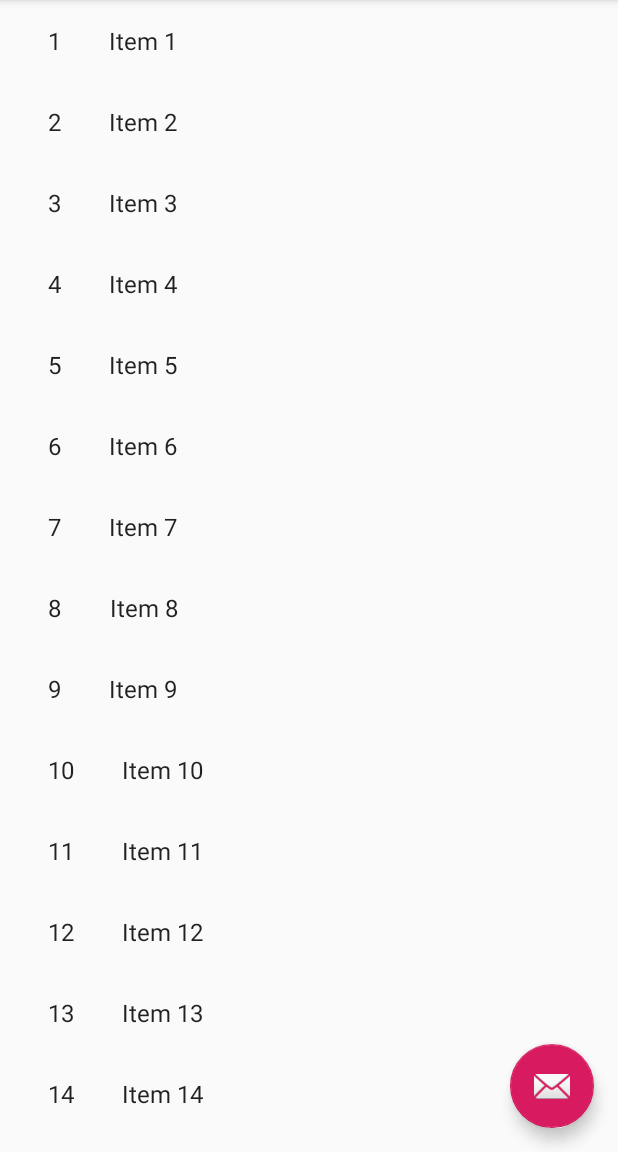
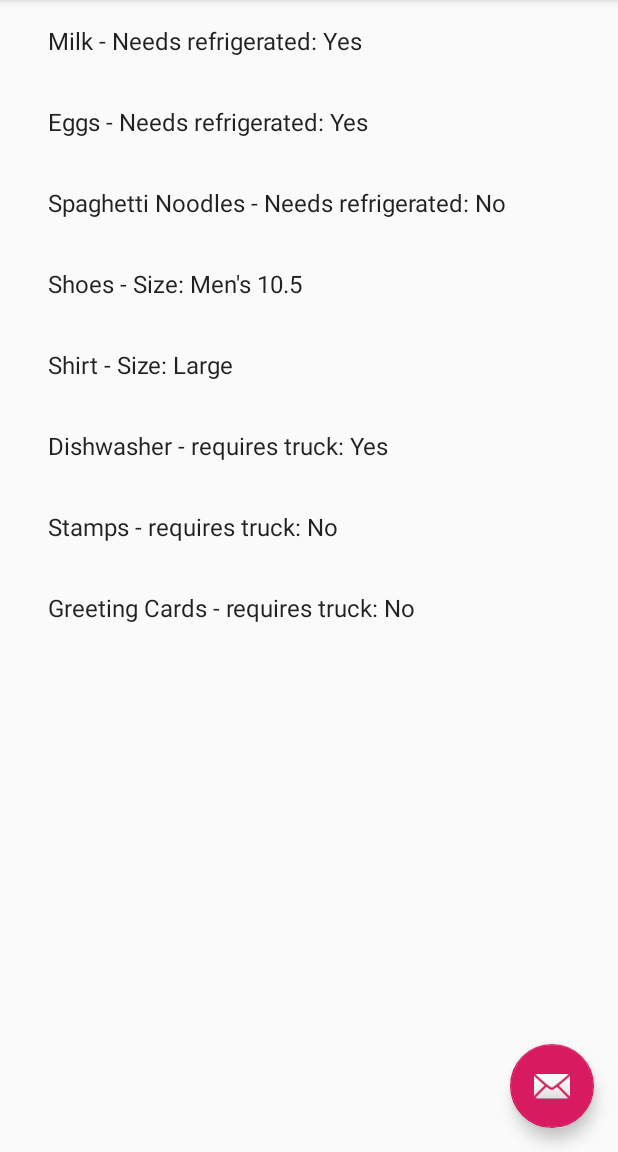
Before and after one commit to bloominstituteoftechnology/Android_Inheritance_Shopping, an Android app: the screen it shows after launch (ItemListActivity), on a phone screen of 412 x 824 dp, the part 84-1236 px from its top. Run offline under Robolectric (Android 15) with nearby library versions, the phone set to English and light mode, and no system bars.

Commit message:
Test data now displays.  Details view does not work.

```diff
--- a/app/src/main/java/com/example/jacob/android_inheritance_shopping/Clothing.java
+++ b/app/src/main/java/com/example/jacob/android_inheritance_shopping/Clothing.java
@@ -3,8 +3,8 @@ package com.example.jacob.android_inheritance_shopping;
 public class Clothing extends ShoppingItem {
     private String size;
 
-    protected Clothing(int colorId, String name, String size) {
-        super(colorId, name);
+    public Clothing(int id, int colorId, String name, String size) {
+        super(id, colorId, name);
         this.size = size;
         this.colorId = (R.color.colorClothing);
     }
--- a/app/src/main/java/com/example/jacob/android_inheritance_shopping/Grocery.java
+++ b/app/src/main/java/com/example/jacob/android_inheritance_shopping/Grocery.java
@@ -5,8 +5,8 @@ import android.support.v4.content.res.ResourcesCompat;
 public class Grocery extends ShoppingItem {
     private boolean needsRefrigeration;
 
-    protected Grocery(int colorId, String name, boolean needsRefrigeration) {
-        super(colorId, name);
+    public Grocery(int id, int colorId, String name, boolean needsRefrigeration) {
+        super(id, colorId, name);
         this.needsRefrigeration = needsRefrigeration;
         this.colorId = (R.color.colorGrocery);
     }
--- a/app/src/main/java/com/example/jacob/android_inheritance_shopping/ItemListActivity.java
+++ b/app/src/main/java/com/example/jacob/android_inheritance_shopping/ItemListActivity.java
@@ -34,6 +34,7 @@ public class ItemListActivity extends AppCompatActivity {
      * device.
      */
     private boolean mTwoPane;
+    private static ArrayList<ShoppingItem> shoppingList;
 
     @Override
     protected void onCreate(Bundle savedInstanceState) {
@@ -61,28 +62,30 @@ public class ItemListActivity extends AppCompatActivity {
             mTwoPane = true;
         }
 
+        shoppingList = shopppingItemTestListGenerator();
+
         View recyclerView = findViewById(R.id.item_list);
         assert recyclerView != null;
         setupRecyclerView((RecyclerView) recyclerView);
     }
 
     private void setupRecyclerView(@NonNull RecyclerView recyclerView) {
-        recyclerView.setAdapter(new SimpleItemRecyclerViewAdapter(this, DummyContent.ITEMS, mTwoPane));
+        recyclerView.setAdapter(new SimpleItemRecyclerViewAdapter(this, shoppingList, mTwoPane));
     }
 
     public static class SimpleItemRecyclerViewAdapter
             extends RecyclerView.Adapter<SimpleItemRecyclerViewAdapter.ViewHolder> {
 
         private final ItemListActivity mParentActivity;
-        private final List<DummyContent.DummyItem> mValues;
+//        private final List<DummyContent.DummyItem> shoppingList;
         private final boolean mTwoPane;
         private final View.OnClickListener mOnClickListener = new View.OnClickListener() {
             @Override
             public void onClick(View view) {
-                DummyContent.DummyItem item = (DummyContent.DummyItem) view.getTag();
+                ShoppingItem item = (ShoppingItem) view.getTag();
                 if (mTwoPane) {
                     Bundle arguments = new Bundle();
-                    arguments.putString(ItemDetailFragment.ARG_ITEM_ID, item.id);
+                    arguments.putString(ItemDetailFragment.ARG_ITEM_ID, String.valueOf(item.getId()));
                     ItemDetailFragment fragment = new ItemDetailFragment();
                     fragment.setArguments(arguments);
                     mParentActivity.getSupportFragmentManager().beginTransaction()
@@ -91,17 +94,16 @@ public class ItemListActivity extends AppCompatActivity {
                 } else {
                     Context context = view.getContext();
                     Intent intent = new Intent(context, ItemDetailActivity.class);
-                    intent.putExtra(ItemDetailFragment.ARG_ITEM_ID, item.id);
-
+                    intent.putExtra(ItemDetailFragment.ARG_ITEM_ID, String.valueOf(item.getId()));
                     context.startActivity(intent);
                 }
             }
         };
 
         SimpleItemRecyclerViewAdapter(ItemListActivity parent,
-                                      List<DummyContent.DummyItem> items,
+                                      ArrayList<ShoppingItem> items,
                                       boolean twoPane) {
-            mValues = items;
+            shoppingList = items;
             mParentActivity = parent;
             mTwoPane = twoPane;
         }
@@ -115,16 +117,16 @@ public class ItemListActivity extends AppCompatActivity {
 
         @Override
         public void onBindViewHolder(final ViewHolder holder, int position) {
-            holder.mIdView.setText(mValues.get(position).id);
-            holder.mContentView.setText(mValues.get(position).content);
+            holder.mIdView.setText(shoppingList.get(position).getDisplayName());
+//            holder.mContentView.setText(shoppingList.get(position).content);
 
-            holder.itemView.setTag(mValues.get(position));
+            holder.itemView.setTag(shoppingList.get(position));
             holder.itemView.setOnClickListener(mOnClickListener);
         }
 
         @Override
         public int getItemCount() {
-            return mValues.size();
+            return shoppingList.size();
         }
 
         class ViewHolder extends RecyclerView.ViewHolder {
@@ -141,21 +143,21 @@ public class ItemListActivity extends AppCompatActivity {
 
     public static ArrayList<ShoppingItem> shopppingItemTestListGenerator() {
         ArrayList<ShoppingItem> shoppingList = new ArrayList<>();
-        Grocery groceryItem = new Grocery(-1,"Milk", true);
+        Grocery groceryItem = new Grocery(shoppingList.size(), -1,"Milk", true);
         shoppingList.add(groceryItem);
-        groceryItem = new Grocery(-1,"Eggs", true);
+        groceryItem = new Grocery(shoppingList.size(), -1,"Eggs", true);
         shoppingList.add(groceryItem);
-        groceryItem = new Grocery(-1,"Spaghetti Noodles", false);
+        groceryItem = new Grocery(shoppingList.size(), -1,"Spaghetti Noodles", false);
         shoppingList.add(groceryItem);
-        Clothing clothingItem = new Clothing(-1, "Shoes", "Men's 10.5");
+        Clothing clothingItem = new Clothing(shoppingList.size(), -1, "Shoes", "Men's 10.5");
         shoppingList.add(clothingItem);
-        clothingItem = new Clothing(-1, "Shirt", "Large");
+        clothingItem = new Clothing(shoppingList.size(), -1, "Shirt", "Large");
         shoppingList.add(clothingItem);
-        Other otherItem = new Other(-1, "Dishwasher", true);
+        Other otherItem = new Other(shoppingList.size(), -1, "Dishwasher", true);
         shoppingList.add(otherItem);
-        otherItem = new Other(-1, "Stamps", false);
+        otherItem = new Other(shoppingList.size(), -1, "Stamps", false);
         shoppingList.add(otherItem);
-        otherItem = new Other(-1, "Greeting Cards", false);
+        otherItem = new Other(shoppingList.size(), -1, "Greeting Cards", false);
         shoppingList.add(otherItem);
         return shoppingList;
     }
--- a/app/src/main/java/com/example/jacob/android_inheritance_shopping/Other.java
+++ b/app/src/main/java/com/example/jacob/android_inheritance_shopping/Other.java
@@ -3,8 +3,8 @@ package com.example.jacob.android_inheritance_shopping;
 public class Other extends ShoppingItem {
     private boolean needsTruck;
 
-    protected Other(int colorId, String name, boolean needsTruck) {
-        super(colorId, name);
+    public Other(int id, int colorId, String name, boolean needsTruck) {
+        super(id, colorId, name);
         this.needsTruck = needsTruck;
         this.colorId = (R.color.colorOther);
     }
--- a/app/src/main/java/com/example/jacob/android_inheritance_shopping/ShoppingItem.java
+++ b/app/src/main/java/com/example/jacob/android_inheritance_shopping/ShoppingItem.java
@@ -1,12 +1,19 @@
 package com.example.jacob.android_inheritance_shopping;
 
 public class ShoppingItem {
+    int id;
     int colorId;
     String name;
 
-    public ShoppingItem(int colorId, String name) {
+    public ShoppingItem(int id, int colorId, String name) {
+        this.id = id;
         this.colorId = colorId;
         this.name = name;
+    }
+    public ShoppingItem() {}
+
+    public int getId() {
+        return id;
     }
 
     public int getColorId() {
@@ -20,6 +27,7 @@ public class ShoppingItem {
     public void setName(String name) {
         this.name = name;
     }
+
     public String getDisplayName() {
         return this.name;
     }
--- a/app/src/main/java/com/example/jacob/android_inheritance_shopping/dummy/DummyContent.java
+++ b/app/src/main/java/com/example/jacob/android_inheritance_shopping/dummy/DummyContent.java
@@ -1,4 +1,9 @@
 package com.example.jacob.android_inheritance_shopping.dummy;
+
+import com.example.jacob.android_inheritance_shopping.Clothing;
+import com.example.jacob.android_inheritance_shopping.Grocery;
+import com.example.jacob.android_inheritance_shopping.Other;
+import com.example.jacob.android_inheritance_shopping.ShoppingItem;
 
 import java.util.ArrayList;
 import java.util.HashMap;
```
